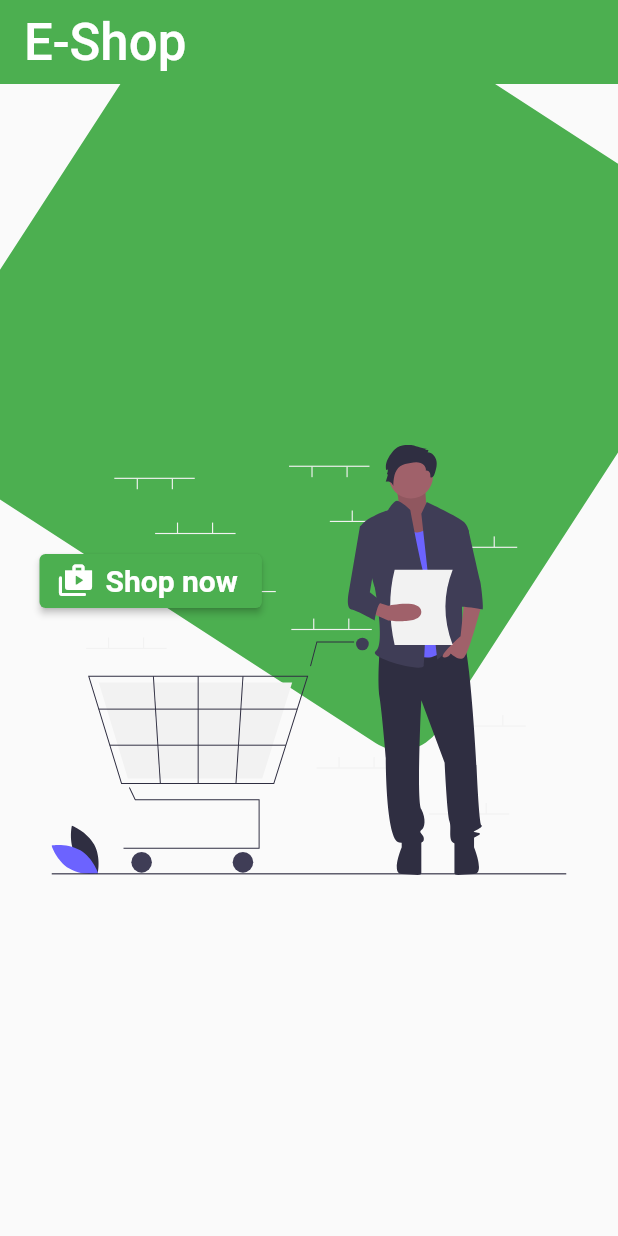
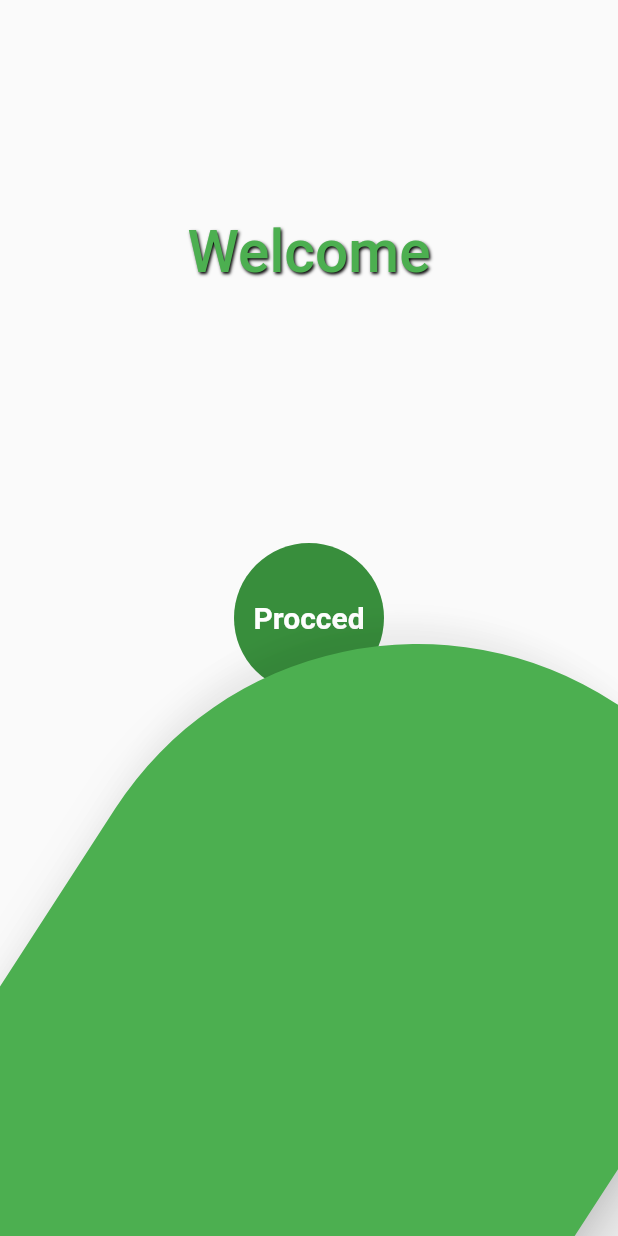
Before and after one commit to Mugamba669/Qr-Scanner, a Flutter app: the screen it shows after launch, on a phone screen of 412 x 824 dp. Run offline on Flutter 3.47's test engine with Material 2 defaults, Android fonts, the phone set to English and light mode, and no system bars; our stand-ins replace firebase_auth, firebase_core; missing offline and left inert: flutterfire_ui, qr_code_scanner; accounts and stored records are empty.

```diff
--- /dev/null
+++ b/lib/Intro.dart
@@ -0,0 +1,113 @@
+import 'package:flutter/material.dart';
+import 'package:flutter/rendering.dart';
+
+import 'Authenticate.dart';
+
+class Intro extends StatelessWidget {
+  const Intro({Key? key}) : super(key: key);
+
+  @override
+  Widget build(BuildContext context) {
+    return Scaffold(
+      body: Center(
+        child: Stack(
+          alignment: Alignment.bottomCenter,
+          fit: StackFit.expand,
+          clipBehavior: Clip.none,
+          children: [
+            // SizedBox(
+            //   width: 100,
+            //   height: 100,
+            //   child: Card(
+            //       child: Image.asset(
+            //     "images/sm.png",
+            //   )),
+            // ),
+            Positioned(
+              top: MediaQuery.of(context).size.height / 6,
+              child: Padding(
+                padding: const EdgeInsets.all(8.0),
+                child: Text(
+                  "Welcome",
+                  style: Theme.of(context).textTheme.headline6!.copyWith(
+                        fontSize: 39,
+                        shadows: [
+                          const Shadow(
+                            color: Colors.black,
+                            offset: Offset(1, 1.5),
+                            blurRadius: 2,
+                          )
+                        ],
+                        color: Colors.green,
+                      ),
+                ),
+              ),
+            ),
+            Center(
+              child: CircleAvatar(
+                radius: 50,
+                child: TextButton(
+                  style: ButtonStyle(
+                    // ignore: prefer_const_constructors
+                    textStyle: MaterialStateProperty.all(
+                      const TextStyle(
+                        fontWeight: FontWeight.bold,
+                        color: Colors.white,
+                        fontSize: 20,
+                      ),
+                    ),
+                    mouseCursor: MaterialStateProperty.all(
+                      MouseCursor.defer,
+                    ),
+                    visualDensity: VisualDensity.standard,
+                    fixedSize: MaterialStateProperty.all(
+                      const Size.square(100.0),
+                    ),
+                  ),
+                  onPressed: () {
+                    Navigator.push(
+                      context,
+                      MaterialPageRoute(
+                        builder: (context) => const Authenticate(),
+                        fullscreenDialog: true,
+                      ),
+                    );
+                  },
+                  child: const Text(
+                    "Procced",
+                    style: TextStyle(color: Colors.white),
+                  ),
+                ),
+              ),
+            ),
+            Positioned(
+              bottom: -80,
+              child: Transform.rotate(
+                origin: Offset(20, MediaQuery.of(context).size.height / 20),
+                angle: 10,
+                child: PhysicalModel(
+                  elevation: 19,
+                  color: Colors.transparent,
+                  shadowColor: Colors.black,
+                  borderRadius: BorderRadius.circular(260),
+                  child: Container(
+                    // padding: EdgeInsets.only(
+                    //   top: MediaQuery.of(context).size.height,
+                    // ),
+                    width: MediaQuery.of(context).size.width,
+                    height: MediaQuery.of(context).size.height / 1.4,
+                    decoration: const BoxDecoration(
+                      borderRadius:
+                          BorderRadius.only(bottomRight: Radius.circular(240)),
+                      color: Colors.green,
+                    ),
+                  ),
+                ),
+              ),
+            ),
+          ],
+        ),
+      ),
+    );
+  }
+}
--- /dev/null
+++ b/lib/Master/Global.dart
@@ -0,0 +1 @@
+var global;
--- a/lib/main.dart
+++ b/lib/main.dart
@@ -1,10 +1,9 @@
-import 'dart:ui';
-
 import 'package:flutter/material.dart';
 
 import 'package:firebase_core/firebase_core.dart';
-import 'package:flutter_svg/svg.dart';
-import 'Authenticate.dart';
+
+import 'package:sm/Intro.dart';
+
 import 'firebase_options.dart';
 
 Future<void> main() async {
@@ -26,96 +25,7 @@ class App extends StatelessWidget {
       theme: ThemeData(
         primarySwatch: Colors.green,
       ),
-      home: const MainApp(),
+      home: const Intro(),
     );
   }
 }
-
-class MainApp extends StatefulWidget {
-  const MainApp({Key? key}) : super(key: key);
-
-  @override
-  State<MainApp> createState() => _MainAppState();
-}
-
-class _MainAppState extends State<MainApp> {
-  @override
-  Widget build(BuildContext context) {
-    // ignore: prefer_const_constructors
-    return Scaffold(
-      appBar: AppBar(
-        title: const Text("E-Shop"),
-        shadowColor: Colors.transparent,
-        titleTextStyle: Theme.of(context).textTheme.headline4!.copyWith(
-              color: Colors.white,
-              fontWeight: FontWeight.w500,
-            ),
-      ),
-      // ignore: prefer_const_constructors
-      body: Center(
-        child: Stack(
-          clipBehavior: Clip.none,
-          children: [
-            Positioned(
-              top: 0,
-              child: Transform.rotate(
-                origin: const Offset(-39, -100),
-                angle: 10,
-                child: Container(
-                  decoration: const BoxDecoration(
-                    color: Colors.green,
-                    borderRadius: BorderRadius.only(
-                      topLeft: Radius.circular(30),
-                    ),
-                  ),
-                  width: MediaQuery.of(context).size.width,
-                  height: MediaQuery.of(context).size.height / 2,
-                ),
-              ),
-            ),
-            Padding(
-              padding: const EdgeInsets.all(8.0),
-              child: SizedBox(
-                width: MediaQuery.of(context).size.width / 1.2,
-                height: MediaQuery.of(context).size.height / 2,
-                child: SvgPicture.asset("images/intro.svg"),
-              ),
-            ),
-            // Positioned(
-            //   bottom: -60,
-            // left MediaQuery.of(context).size.height / 8,
-            Padding(
-              padding: EdgeInsets.only(
-                top: MediaQuery.of(context).size.height / 6,
-              ),
-              child: ElevatedButton.icon(
-                onPressed: () {
-                  Navigator.push(
-                    context,
-                    MaterialPageRoute(
-                      builder: (context) => const Authenticate(),
-                      fullscreenDialog: true,
-                    ),
-                  );
-                },
-                icon: const Icon(
-                  Icons.shop_2_rounded,
-                ),
-                label: Text(
-                  "Shop now",
-                  style: Theme.of(context).textTheme.headline6!.copyWith(
-                        fontSize: 20,
-                        color: Colors.white,
-                        fontStyle: FontStyle.normal,
-                        fontWeight: FontWeight.bold,
-                      ),
-                ),
-              ),
-            ),
-            // )
-          ],
-        ),
-      ),
-    );
-  }
-}
```
Also changed, not shown: lib/Home.dart (+27 -9 lines), lib/Master/Header.dart (added, +29 -0 lines), lib/Scanner/QrScanner.dart (+128 -109 lines), lib/Scanner/Results.dart (added, +172 -0 lines), 1 other file.
